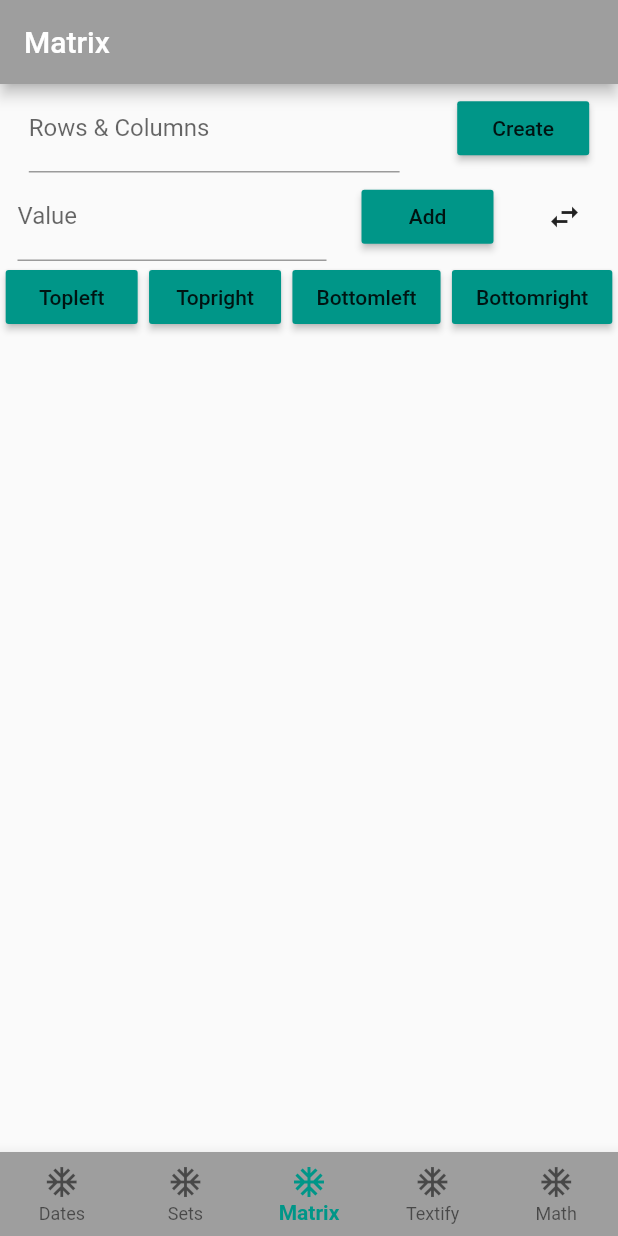
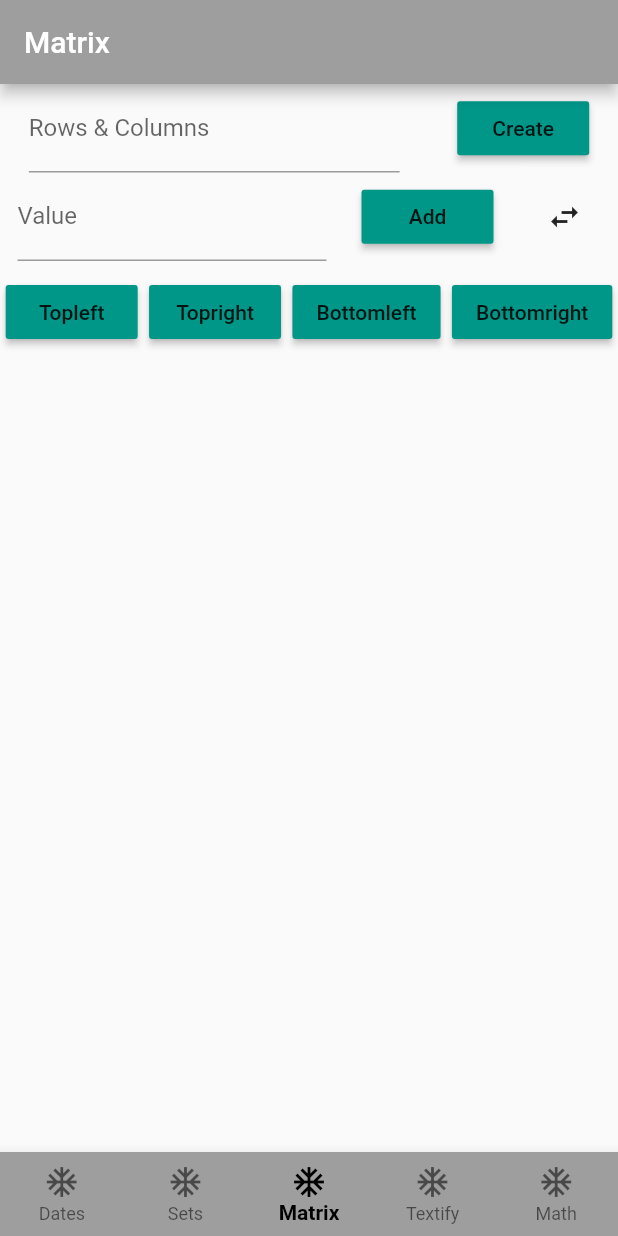
Before and after one commit to AstroEngineeer/Math_Helper_App, a Flutter app: the screen it shows after launch, item 3 of the bottom bar chosen, on a phone screen of 412 x 824 dp. Run offline on Flutter 3.47's test engine with Material 2 defaults, Android fonts, the phone set to English and light mode, and no system bars.

Commit message:
Styling 2.0

```diff
--- a/lib/screens/matix_screen.dart
+++ b/lib/screens/matix_screen.dart
@@ -188,7 +188,9 @@ class _MatrixScreenState extends State<MatrixScreen> {
             ),
           ],
         ),
-        Row(
+        Padding(
+          padding: const EdgeInsets.only(top: 10.0),
+          child: Row(
             mainAxisAlignment: MainAxisAlignment.spaceAround,
             children: [
               RaisedButton(
@@ -212,6 +214,7 @@ class _MatrixScreenState extends State<MatrixScreen> {
                 color: Colors.teal,
               ),
             ],
+          ),
         ),
         create
             ? Padding(
--- a/lib/screens/tab_screen.dart
+++ b/lib/screens/tab_screen.dart
@@ -45,7 +45,7 @@ class _TabScreenState extends State<TabScreen> {
       body: screens[selectedIndex]["screen"],
       bottomNavigationBar: BottomNavigationBar(
         currentIndex: selectedIndex,
-        selectedItemColor: Colors.teal,
+        selectedItemColor: Colors.black,
         onTap: selectIndex,
         selectedLabelStyle: TextStyle(fontWeight: FontWeight.bold),
         backgroundColor: Colors.grey,
```
Lines whose indentation alone changed are shown as unchanged.
